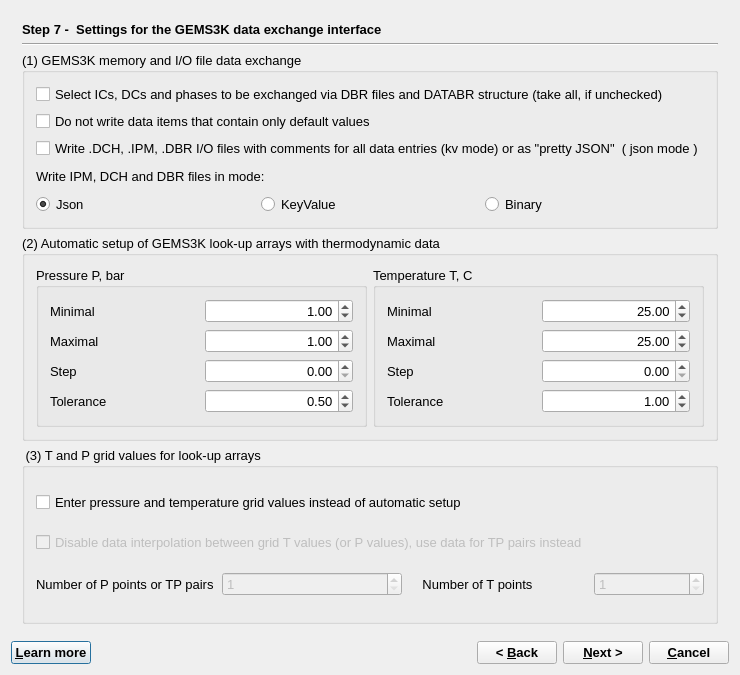
The window that GUI/Dialogs4/GEM2MTWizard4.ui (gemshub/GEMSGUI) describes before a commit, drawn with Qt 5.
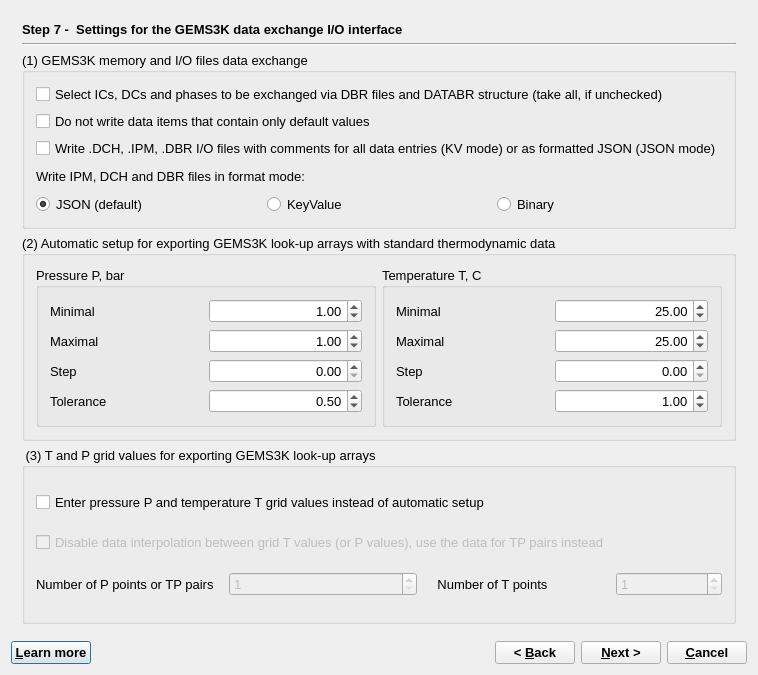
The same window after the commit.

What changed in the file:
```diff
--- a/GUI/Dialogs4/GEM2MTWizard4.ui
+++ b/GUI/Dialogs4/GEM2MTWizard4.ui
@@ -1544,7 +1544,7 @@
           </font>
          </property>
          <property name="text">
-          <string>Step 7 -  Settings for the GEMS3K data exchange interface</string>
+          <string>Step 7 -  Settings for the GEMS3K data exchange I/O interface</string>
          </property>
         </widget>
        </item>
@@ -1558,7 +1558,7 @@
        <item>
         <widget class="QGroupBox" name="groupBox_10">
          <property name="title">
-          <string>(1) GEMS3K memory and I/O file data exchange</string>
+          <string>(1) GEMS3K memory and I/O files data exchange</string>
          </property>
          <layout class="QGridLayout" name="gridLayout_15">
           <item row="0" column="0" colspan="3">
@@ -1578,7 +1578,7 @@
           <item row="2" column="0" colspan="3">
            <widget class="QCheckBox" name="chComment">
             <property name="text">
-             <string>Write .DCH, .IPM, .DBR I/O files with comments for all data entries (kv mode) or as &quot;pretty JSON&quot;  ( json mode )</string>
+             <string>Write .DCH, .IPM, .DBR I/O files with comments for all data entries (KV mode) or as formatted JSON (JSON mode)</string>
             </property>
             <property name="checked">
              <bool>false</bool>
@@ -1588,14 +1588,14 @@
           <item row="3" column="0" colspan="3">
            <widget class="QLabel" name="label_28">
             <property name="text">
-             <string>Write IPM, DCH and DBR files in mode: </string>
+             <string>Write IPM, DCH and DBR files in format mode: </string>
             </property>
            </widget>
           </item>
           <item row="4" column="0">
            <widget class="QRadioButton" name="rbJson">
             <property name="text">
-             <string>Json</string>
+             <string>JSON (default)</string>
             </property>
             <property name="checked">
              <bool>true</bool>
@@ -1622,7 +1622,7 @@
        <item>
         <widget class="QGroupBox" name="pTPInput">
          <property name="title">
-          <string>(2) Automatic setup of GEMS3K look-up arrays with thermodynamic data </string>
+          <string>(2) Automatic setup for exporting GEMS3K look-up arrays with standard thermodynamic data </string>
          </property>
          <layout class="QHBoxLayout" name="horizontalLayout">
           <item>
@@ -1845,13 +1845,13 @@
        <item>
         <widget class="QGroupBox" name="pTPlookup">
          <property name="title">
-          <string> (3) T and P grid values for look-up arrays</string>
+          <string> (3) T and P grid values for exporting GEMS3K look-up arrays</string>
          </property>
          <layout class="QGridLayout" name="gridLayout_7">
           <item row="0" column="0" colspan="3">
            <widget class="QCheckBox" name="checkArrays">
             <property name="text">
-             <string>Enter pressure and temperature grid values instead of automatic setup </string>
+             <string>Enter pressure P and temperature T grid values instead of automatic setup </string>
             </property>
            </widget>
           </item>
@@ -1861,7 +1861,7 @@
              <bool>false</bool>
             </property>
             <property name="text">
-             <string>Disable data interpolation between grid T values (or P values), use data for TP pairs instead</string>
+             <string>Disable data interpolation between grid T values (or P values), use the data for TP pairs instead</string>
             </property>
            </widget>
           </item>
```
